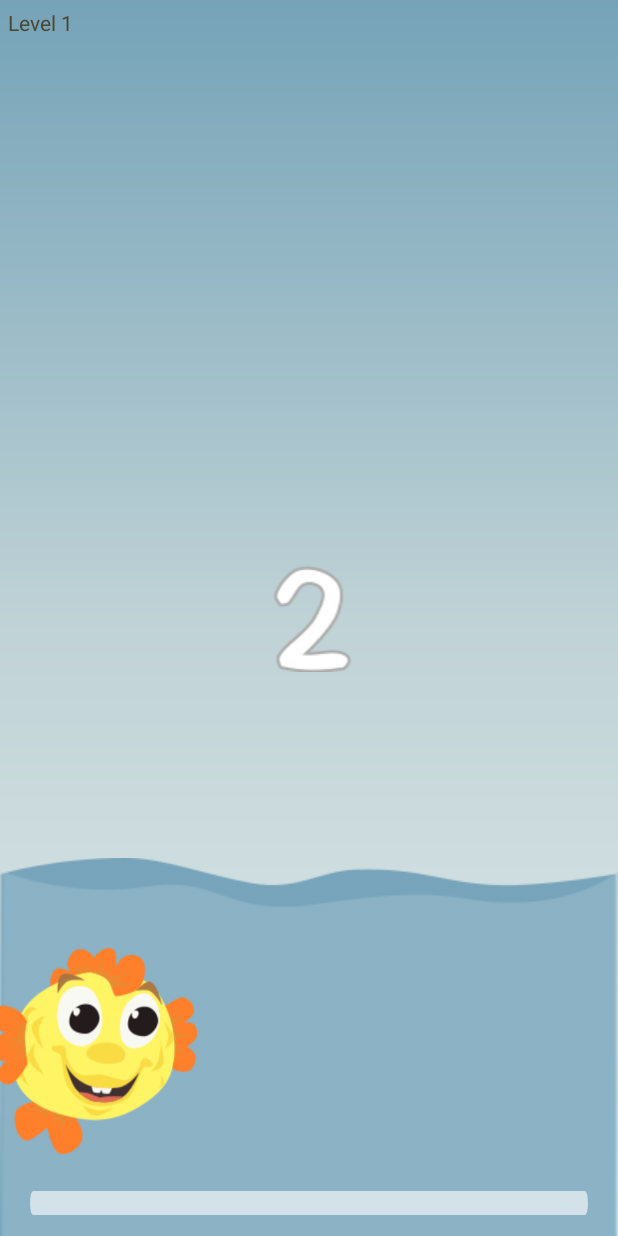
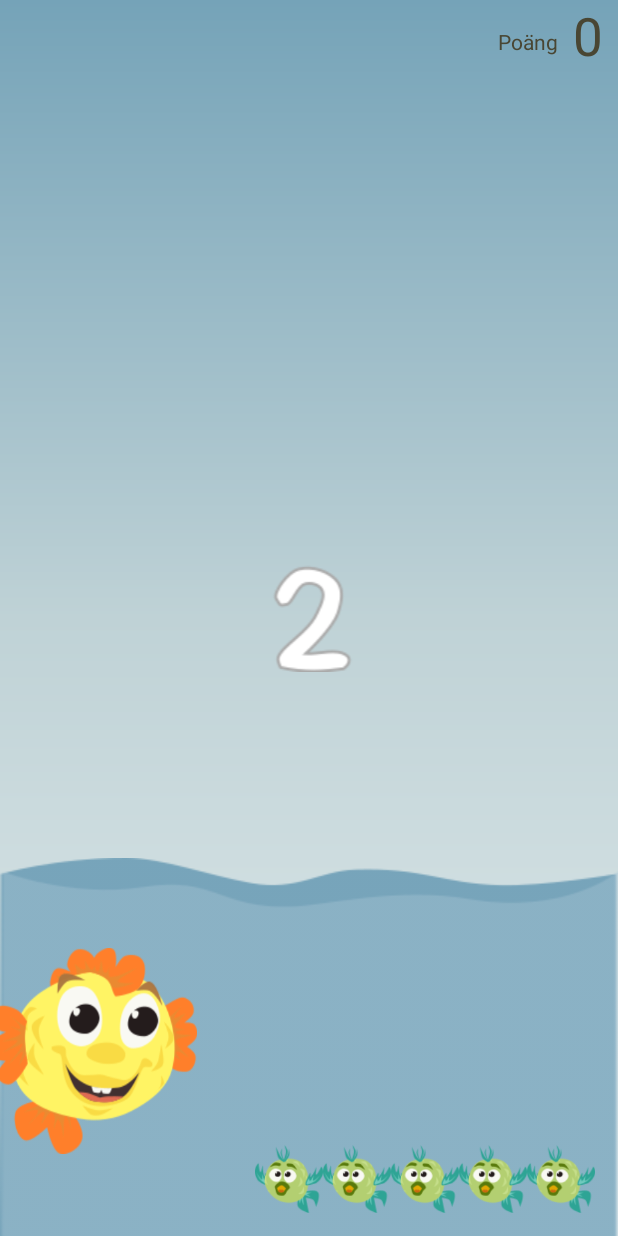
Before and after one commit to EmmaAmnesten/remove-rubbish-children-games, an Android app: the SaveTheOcean screen opened directly, with no data from a screen before it, on a phone screen of 412 x 824 dp. Run offline under Robolectric (Android 15) with nearby library versions, the phone set to English and light mode, and no system bars; Roboto replaces fonts that are not available here; 1 statement that could not run was skipped.

Commit message:
Add different game types

```diff
--- a/app/src/main/java/com/example/bortmedskrp/SaveTheOcean.java
+++ b/app/src/main/java/com/example/bortmedskrp/SaveTheOcean.java
@@ -7,16 +7,14 @@ import android.os.Bundle;
 import android.os.Handler;
 import android.util.DisplayMetrics;
 
-import android.util.Log;
 import android.view.View;
 import android.widget.ImageView;
+import android.widget.LinearLayout;
 import android.widget.ProgressBar;
 import android.widget.TextView;
 
 import java.util.ArrayList;
 import java.util.Random;
-
-import static android.content.ContentValues.TAG;
 
 
 public class SaveTheOcean extends AppCompatActivity {
@@ -25,20 +23,27 @@ public class SaveTheOcean extends AppCompatActivity {
     final static int startMaxSpanDelayItem = 1500;
     final static int displayDividerFishWidth = 3;
     final static int displayDividerItemWidth = 6;
+    final static int displayDividerLifeWidth = 9;
+
+    static int gameNumber;
     static int goalPoints;
 
     MusicController musicController;
     AnimationsImage animationsImage;
     ItemsType itemsType;
+    ItemsType.gameType gameType;
 
-    ArrayList<Item> itemsInGame;
+    ArrayList<Item> itemsInGameList;
     ArrayList<Star> starList;
+    ArrayList<ImageView> lifeImageList;
 
     ConstraintLayout constraintLayout;
     TextView levelView;
+    TextView levelNumView;
     ImageView fishView;
     ImageView countDownView;
     ProgressBar progressBarPoints;
+    LinearLayout lifeContainer;
 
     Handler handlerGame;
     Handler handlerCounter;
@@ -52,6 +57,7 @@ public class SaveTheOcean extends AppCompatActivity {
     int displayWidth;
     int fishWidthHeight;
     int itemWidthHeight;
+    int lifeWidthHeight;
 
     boolean ifGameFinish;
 
@@ -61,19 +67,26 @@ public class SaveTheOcean extends AppCompatActivity {
         super.onCreate(savedInstanceState);
         setContentView(R.layout.activity_save_the_ocean);
 
-        goalPoints = Integer.parseInt(getIntent().getStringExtra("EXTRA_TEXT_LEVEL"));
+        gameNumber = Integer.parseInt(getIntent().getStringExtra("EXTRA_TEXT_LEVEL"));
 
         constraintLayout = findViewById(R.id.constraintLayout);
         levelView = findViewById(R.id.textViewLevel);
+        levelNumView = findViewById(R.id.textViewNumLevel);
         countDownView = findViewById(R.id.downCounterView);
         fishView = findViewById(R.id.fishView);
         progressBarPoints = findViewById(R.id.progressBarPoints);
+        lifeContainer = findViewById(R.id.lifeContainer);
+
 
         musicController = new MusicController(this);
         animationsImage = new AnimationsImage(fishView);
         itemsType = new ItemsType();
-        itemsInGame = new ArrayList<>();
+        itemsInGameList = new ArrayList<>();
         starList = new ArrayList<>();
+        lifeImageList = new ArrayList<>();
+
+        gameType = itemsType.getGameTypeByPosition(gameNumber);
+
 
         DisplayMetrics displayMetrics = new DisplayMetrics();
         getWindowManager().getDefaultDisplay().getMetrics(displayMetrics);
@@ -84,7 +97,7 @@ public class SaveTheOcean extends AppCompatActivity {
         gamePoints = 0;
         gameLevel = 1;
         ifGameFinish = false;
-        itemsInGame.clear();
+        itemsInGameList.clear();
 
         setUpStartScreen();
     }
@@ -93,15 +106,38 @@ public class SaveTheOcean extends AppCompatActivity {
      * Sets up a start view .
      */
     private void setUpStartScreen(){
-        levelView.setText(getString(R.string.text_level, String.valueOf(gameLevel)));
-
         fishWidthHeight = displayWidth/displayDividerFishWidth;
         itemWidthHeight = displayWidth/displayDividerItemWidth;
+        lifeWidthHeight = displayWidth/displayDividerLifeWidth;
+
+        levelNumView.setText(String.valueOf(gameLevel));
+
+        if(gameNumber == 0){
+            goalPoints = gameType.gameGoalNumValue;
+            levelView.setVisibility(View.INVISIBLE);
+            levelNumView.setVisibility(View.INVISIBLE);
+            progressBarPoints.setMax(goalPoints);
+        }else if(gameNumber == 1){
+            //level starts at lev 1. 5 points between lev 1 and lev 2. then 10 points for all next coming levels.
+            goalPoints = 5 + ((gameType.gameGoalNumValue - 2) * 10);
+            progressBarPoints.setMax(goalPoints);
+        }else{
+            levelView.setText(R.string.text_points);
+            levelNumView.setText(String.valueOf(gamePoints));
+            progressBarPoints.setVisibility(View.INVISIBLE);
+            for(int i = 0; i < gameType.gameGoalNumValue; i++){
+                ImageView ivLife = new ImageView(this);
+                ivLife.setImageResource(R.drawable.item_animal_fish_2);
+                lifeImageList.add(ivLife);
+            }
+            upDateLife();
+        }
+
         animationsImage.setStartFish();
         fishView.getLayoutParams().width = fishWidthHeight;
         fishView.getLayoutParams().height = fishWidthHeight;
 
-        progressBarPoints.setMax(goalPoints);
+
         progressBarPoints.setProgress(0);
         progressBarPoints.setScaleY(4f);
 
@@ -159,8 +195,9 @@ public class SaveTheOcean extends AppCompatActivity {
      * Adds new Item to game.
      */
     private void addNewItem(){
-        Item item = new Item(this, itemsType, constraintLayout, displayHeight, displayWidth, itemWidthHeight, gameLevel);
-        itemsInGame.add(item);
+        Item item = new Item(this, itemsType, constraintLayout, displayHeight, displayWidth,
+                itemWidthHeight, gameLevel, gameNumber);
+        itemsInGameList.add(item);
         item.setOnClickListener(v -> itemClicked(item));
         item.moveItemDown();
     }
@@ -185,26 +222,57 @@ public class SaveTheOcean extends AppCompatActivity {
             gamePoints = gamePoints - 1;
             progressBarPoints.setProgress(gamePoints);
         }
-        if(gamePoints == goalPoints && !ifGameFinish){
+        if(gameNumber == 2 && !item.getIsTrash() && !ifGameFinish){
+            removeLife();
+        }
+
+        if(gameNumber != 2 && gamePoints == goalPoints && !ifGameFinish){
+            ifGameFinish = true;
+            gameOver();
+        }
+        if(gameNumber == 2 && lifeImageList.isEmpty() && !ifGameFinish){
             ifGameFinish = true;
             gameOver();
         }
 
-        if(gamePoints == 5 || gamePoints % 10 == 0){
-            if(gamePoints == 5){
-                gameLevel = 2;
-            }else{
-                gameLevel = (gamePoints / 10) + 1;
+        if(gameNumber != 2) {
+            if (gamePoints == 5 || gamePoints % 10 == 0) {
+                if (gamePoints == 5) {
+                    gameLevel = 2;
+                } else {
+                    gameLevel = (gamePoints / 10) + 1;
+                }
+                levelNumView.setText(String.valueOf(gameLevel));
             }
-            levelView.setText(getString(R.string.text_level, String.valueOf(gameLevel)));
+        }else{
+            levelNumView.setText(String.valueOf(gamePoints));
         }
         removeItemFromGame(item);
     }
 
     public void removeItemFromGame(Item item){
         constraintLayout.removeView(item);
-        itemsInGame.remove(item);
+        itemsInGameList.remove(item);
         item.removeHandlerItem();
+    }
+
+    public void removeLife(){
+        if(!lifeImageList.isEmpty()) {
+            lifeImageList.remove(0);
+            upDateLife();
+        }
+    }
+
+    public void upDateLife(){
+        lifeContainer.removeAllViews();
+        for(ImageView i : lifeImageList) {
+            lifeContainer.addView(i);
+            i.getLayoutParams().width = lifeWidthHeight;
+            i.getLayoutParams().height = lifeWidthHeight;
+        }
+        if(lifeImageList.isEmpty()){
+            gameOver();
+        }
     }
 
     private void gameOver(){
@@ -261,7 +329,7 @@ public class SaveTheOcean extends AppCompatActivity {
             handlerCounter.removeCallbacks(runnableCounter);
         }
 
-        for (Item i : itemsInGame){
+        for (Item i : itemsInGameList){
             i.removeHandlerItem();
         }
 
@@ -287,7 +355,7 @@ public class SaveTheOcean extends AppCompatActivity {
         super.onResume();
 
         //Adds movement on Item in arraylist itemsInGame.
-        for (Item i : itemsInGame) {
+        for (Item i : itemsInGameList) {
             i.moveItemDown();
         }
 
--- a/app/src/main/res/layout/activity_save_the_ocean.xml
+++ b/app/src/main/res/layout/activity_save_the_ocean.xml
@@ -13,10 +13,21 @@
         android:layout_height="wrap_content"
         android:id="@+id/textViewLevel"
         app:layout_constraintTop_toTopOf="parent"
-        app:layout_constraintStart_toStartOf="parent"
-        android:layout_margin="5dp"
+        app:layout_constraintEnd_toEndOf="parent"
+        android:layout_marginTop="18dp"
+        android:layout_marginEnd="40dp"
         android:text="@string/text_level"
-        style="@style/TextviewStyle"/>
+        style="@style/TextviewStyle" />
+
+    <TextView
+        android:layout_width="wrap_content"
+        android:layout_height="wrap_content"
+        android:id="@+id/textViewNumLevel"
+        app:layout_constraintTop_toTopOf="parent"
+        app:layout_constraintEnd_toEndOf="parent"
+        android:layout_marginEnd="10dp"
+        style="@style/TextviewStyle"
+        android:textSize="35sp"/>
 
     <TextView
         android:layout_width="wrap_content"
@@ -26,7 +37,7 @@
         style="@style/TextviewStyle"
         app:layout_constraintTop_toTopOf="parent"
         app:layout_constraintLeft_toLeftOf="parent"
-        android:layout_margin="5dp"
+        android:layout_margin="10dp"
         android:visibility="invisible">
     </TextView>
 
@@ -86,7 +97,15 @@
         android:progressDrawable="@drawable/gradient_progressbar_green"
         app:layout_constraintBottom_toBottomOf="parent"
         app:layout_constraintStart_toStartOf="@+id/guidelineVert">
-
     </ProgressBar>
 
+    <LinearLayout
+        android:layout_width="wrap_content"
+        android:layout_height="wrap_content"
+        android:id="@+id/lifeContainer"
+        android:orientation="horizontal"
+        app:layout_constraintBottom_toBottomOf="parent"
+        app:layout_constraintEnd_toEndOf="parent"
+        android:layout_margin="15dp"/>
+
 </androidx.constraintlayout.widget.ConstraintLayout>
--- a/app/src/main/res/values/strings.xml
+++ b/app/src/main/res/values/strings.xml
@@ -2,9 +2,11 @@
     <string name="app_name">Rädda havet</string>
     <string name="game1_name">Rädda havet</string>
     <string name="game1_button">Samla %1$s st skräp</string>
-    <string name="game2_button">Sortera %1$s st skräp</string>
+    <string name="game2_button">Nå level %1$s</string>
+    <string name="game3_button">%1$s fisk liv</string>
 
-    <string name="text_level">Level %1$s</string>
+    <string name="text_level">Level</string>
+    <string name="text_points">Poäng</string>
     <string name="music_credit">Music: www.bensound.com</string>
 
     <string name="content_description_fish">Fisk</string>
```
Also changed, not shown: app/src/main/java/com/example/bortmedskrp/Item.java (+6 -1 lines), app/src/main/java/com/example/bortmedskrp/ItemsType.java (+25 -0 lines), app/src/main/java/com/example/bortmedskrp/MainActivity.java (+20 -9 lines).
